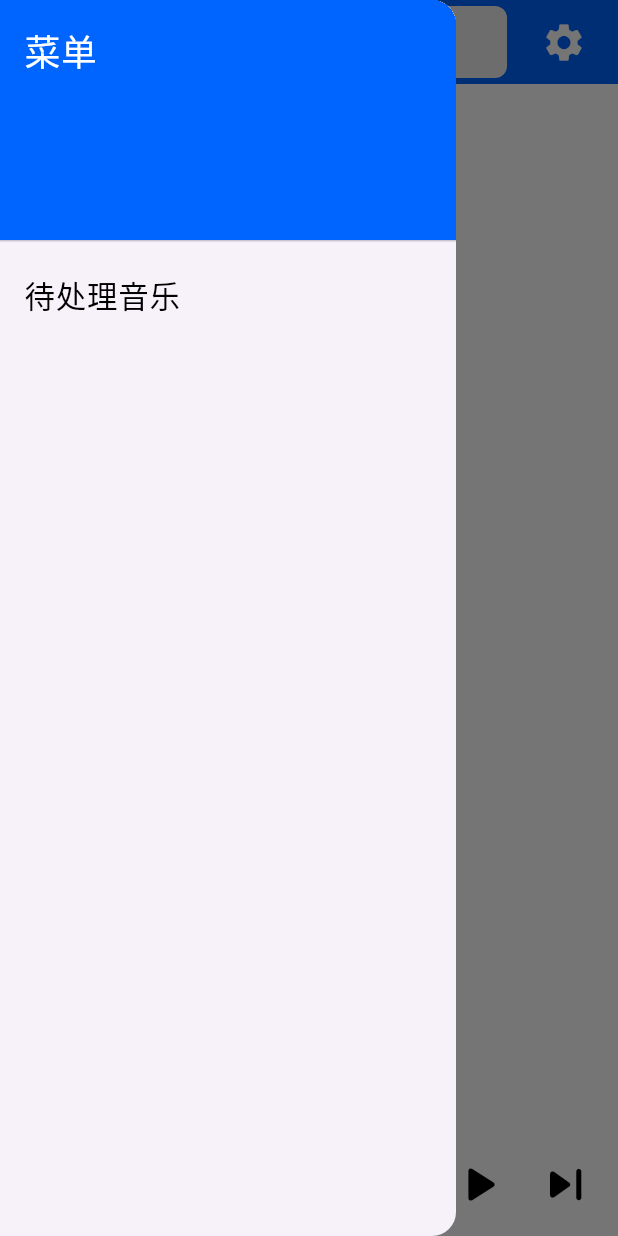
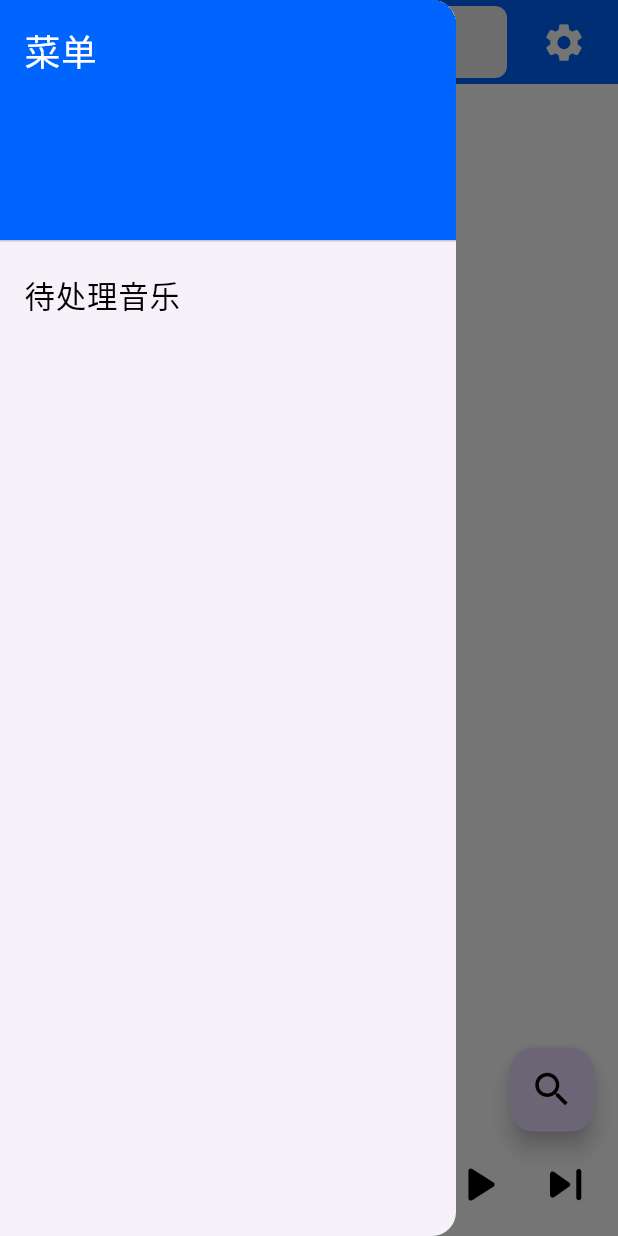
Before and after one commit to autumn-moon-py/autumn_music, a Flutter app: the screen it shows after launch, in the side drawer, after a tap on the "music note" icon, on a phone screen of 412 x 824 dp. Run offline on Flutter 3.47's test engine with Material 3 defaults, Android fonts, the phone set to English and light mode, and no system bars; our stand-ins replace audio_service, audio_video_progress_bar, audioplayers, blur, dio, flutter_easyloading and 6 more; missing offline and left inert: audio_session, flutter_background, id3tag, indexed_list_view, keframe, mini_music_visualizer and 2 more; accounts and stored records are empty.

Commit message:
feat(song): 优化歌曲列表和播放逻辑
- 修复音频中断处理
- 优化日志记录
- 新增歌曲列表动画和交互
- 改进设置页面
- 修复一些小问题

```diff
--- a/lib/common/theme.dart
+++ b/lib/common/theme.dart
@@ -8,6 +8,15 @@ class AppTheme {
             color: color,
             fontSize: size.sp,
             overflow: TextOverflow.ellipsis,
+            fontWeight: bold ? FontWeight.bold : FontWeight.normal));
+  }
+
+  static Widget nT2(String text, Color color, double size,
+      [bool bold = false]) {
+    return Text(text,
+        style: TextStyle(
+            color: color,
+            fontSize: size.sp,
             fontWeight: bold ? FontWeight.bold : FontWeight.normal));
   }
 
--- a/lib/core/manager/song_manager.dart
+++ b/lib/core/manager/song_manager.dart
@@ -24,6 +24,7 @@ class SongManager {
   static final nowSongModel = SongModel().obs;
   static List<SongModel> tempList = [];
   static int nextShuffleIndex = -1;
+  static bool autoPause = false;
 
   static AudioPlayer? get player => nowSongModel.value.player;
 
@@ -39,11 +40,31 @@ class SongManager {
       Global.log.d("没有歌曲");
       return;
     }
-    nowSongModel.value = playlist.first;
+    currentIndex.value = rdn;
+    nowSongModel.value = playlist[currentIndex.value];
     if (playMode.value == PlayMode.shuffle) {
-      nextShuffleIndex = Random().nextInt(playlist.length);
+      nextShuffleIndex = rdn;
     }
     updatePlayingWindow();
+  }
+
+  static void pause() {
+    final model = nowSongModel.value;
+    if (model.isPlaying.value) {
+      autoPause = true;
+      model.player?.pause();
+      Global.audioHandler?.setPause();
+    }
+  }
+
+  static void resume() {
+    if (!autoPause) return;
+    final model = nowSongModel.value;
+    if (!model.isPlaying.value) {
+      autoPause = false;
+      model.player?.resume();
+      Global.audioHandler?.setPlay();
+    }
   }
 
   static Future<void> getCloudSongs() async {
@@ -107,7 +128,7 @@ class SongManager {
       currentIndex.value = nextShuffleIndex;
       nowSongModel.value = playlist[currentIndex.value];
       if (playMode.value == PlayMode.shuffle) {
-        nextShuffleIndex = Random().nextInt(playlist.length);
+        nextShuffleIndex = rdn;
       }
     } else {
       updateSongAndWindow(true);
@@ -117,12 +138,12 @@ class SongManager {
 
   static void updateSongAndWindow(bool isNext) {
     if (playMode.value == PlayMode.shuffle && nextShuffleIndex == -1) {
-      nextShuffleIndex = Random().nextInt(playlist.length);
+      nextShuffleIndex = rdn;
     }
     switch (playMode.value) {
       case PlayMode.shuffle:
         currentIndex.value = nextShuffleIndex;
-        nextShuffleIndex = Random().nextInt(playlist.length);
+        nextShuffleIndex = rdn;
         break;
       case PlayMode.loop:
         currentIndex.value =
@@ -177,7 +198,7 @@ class SongManager {
     }
 
     if (playMode.value == PlayMode.shuffle) {
-      nextShuffleIndex = Random().nextInt(playlist.length);
+      nextShuffleIndex = rdn;
     } else {
       nextShuffleIndex = -1;
     }
@@ -208,4 +229,6 @@ class SongManager {
   static List<SongModel> getPendingProcessingSongs() {
     return playlist.where((element) => element.pendingProcessing).toList();
   }
+
+  static int get rdn => Random().nextInt(playlist.length - 1);
 }
--- a/lib/core/models/song_model.dart
+++ b/lib/core/models/song_model.dart
@@ -40,8 +40,8 @@ class SongModel extends HiveObject {
   bool isDisposed = false;
   bool hasError = false;
   bool isInitialized = false;
-
   bool pendingProcessing = false;
+  var isShow = false.obs;
 
   Future<void> init() async {
     if (isDisposed) {
--- a/lib/main.dart
+++ b/lib/main.dart
@@ -1,13 +1,17 @@
 import 'package:flutter/material.dart';
+import 'package:flutter_easyloading/flutter_easyloading.dart';
 import 'package:flutter_screenutil/flutter_screenutil.dart';
 import 'package:get/get.dart';
 import 'package:music/pages/home/page.dart';
 
 import 'common/global.dart';
+import 'utils/error_catch.dart';
 
 Future<void> main() async {
-  await Global.init();
-  runApp(const MyApp());
+  GlobalErrorHandler.init(() async {
+    await Global.init();
+    runApp(MyApp());
+  });
 }
 
 class MyApp extends StatelessWidget {
@@ -22,6 +26,7 @@ class MyApp extends StatelessWidget {
           debugShowCheckedModeBanner: false,
           theme: ThemeData(useMaterial3: true),
           home: const MyHomePage(),
+          builder: EasyLoading.init(),
         ));
   }
 }
--- a/lib/pages/home/page.dart
+++ b/lib/pages/home/page.dart
@@ -1,6 +1,7 @@
 import 'package:flutter/material.dart';
 import 'package:flutter_screenutil/flutter_screenutil.dart';
 import 'package:get/get.dart';
+import 'package:indexed_list_view/indexed_list_view.dart';
 import 'package:music/common/theme.dart';
 import 'package:music/core/manager/song_manager.dart';
 import 'package:music/pages/setting/page.dart';
@@ -24,6 +25,8 @@ class _MyHomePageState extends State<MyHomePage>
   @override
   bool get wantKeepAlive => true;
 
+  final controller = IndexedScrollController();
+
   Widget bottom() {
     return Obx(() {
       final model = SongManager.nowSongModel.value;
@@ -43,7 +46,7 @@ class _MyHomePageState extends State<MyHomePage>
           onPressed: () {
             model.playOrPause();
           },
-          icon: Stack(children: [
+          icon: Stack(alignment: Alignment.center, children: [
             AppTheme.nI(
                 model.isPlaying.value
                     ? Icons.pause_rounded
@@ -132,6 +135,7 @@ class _MyHomePageState extends State<MyHomePage>
                   leading: BackButton(color: Colors.white),
                 ),
                 body: SongListPage(
+                    controller: controller,
                     list: SongManager.getPendingProcessingSongs())));
           })
     ]));
@@ -142,10 +146,22 @@ class _MyHomePageState extends State<MyHomePage>
       Container(color: Colors.white),
       Obx(() {
         final list = SongManager.playlist.value;
-        return SongListPage(list: list);
+        return SongListPage(list: list, controller: controller);
       }),
       bottom().alignment(Alignment.bottomCenter),
     ]);
+  }
+
+  Widget buildFloatB() {
+    return Obx(() {
+      final show = !SongManager.nowSongModel.value.isShow.value;
+      return FloatingActionButton(
+        onPressed: () {
+          controller.jumpToIndex(SongManager.currentIndex.value);
+        },
+        child: AppTheme.nI(Icons.search, Colors.black, 25),
+      ).padding(bottom: 50.h).hide(show: show);
+    });
   }
 
   @override
@@ -155,6 +171,7 @@ class _MyHomePageState extends State<MyHomePage>
       appBar: buildAppbar(),
       drawer: buildDrawer(),
       body: buildBody(),
+      floatingActionButton: buildFloatB(),
     );
   }
 }
--- a/lib/pages/song_detail/page.dart
+++ b/lib/pages/song_detail/page.dart
@@ -28,8 +28,9 @@ class _SongDetilsPageState extends State<SongDetilsPage> {
       Spacer(),
       IconButton(
           onPressed: () async {
-            Get.bottomSheet(
-                sb().color(Colors.white).clipRRect(topLeft: 10, topRight: 10));
+            Get.bottomSheet(moreActionMenu(model)
+                .color(Colors.white)
+                .clipRRect(topLeft: 10, topRight: 10));
           },
           icon: AppTheme.nI(Icons.more_horiz, Colors.white, 25)),
     ]).padding(horizontal: 10.w);
--- a/lib/pages/song_list/page.dart
+++ b/lib/pages/song_list/page.dart
@@ -1,5 +1,6 @@
 import 'package:flutter/material.dart';
 import 'package:flutter_screenutil/flutter_screenutil.dart';
+import 'package:indexed_list_view/indexed_list_view.dart';
 import 'package:keframe/keframe.dart';
 import 'package:music/common/theme.dart';
 import 'package:music/core/models/song_model.dart';
@@ -9,7 +10,8 @@ import 'widget.dart';
 
 class SongListPage extends StatelessWidget {
   final List<SongModel> list;
-  const SongListPage({super.key, required this.list});
+  final IndexedScrollController controller;
+  const SongListPage({super.key, required this.list, required this.controller});
 
   @override
   Widget build(BuildContext context) {
@@ -17,9 +19,11 @@ class SongListPage extends StatelessWidget {
       list.isEmpty
           ? AppTheme.bk("暂无歌曲", 20).center()
           : SizeCacheWidget(
-              child: ListView.builder(
-                  padding: EdgeInsets.only(top: 10.h, bottom: 200.h),
-                  itemCount: list.length,
+              child: IndexedListView.builder(
+                  minItemCount: 0,
+                  maxItemCount: list.length - 1,
+                  controller: controller,
+                  padding: EdgeInsets.only(top: 0, bottom: 20.h),
                   itemBuilder: (c, index) {
                     return FrameSeparateWidget(
                       index: index,
--- a/lib/utils/toast.dart
+++ b/lib/utils/toast.dart
@@ -17,6 +17,7 @@ class Toast {
       String content = '内容',
       String rthBText = "确定",
       String lthBText = '取消'}) {
+    if (Get.isDialogOpen ?? false) return;
     Get.dialog(CupertinoAlertDialog(
         title: Text(title),
         content: Text(content),
--- a/pubspec.yaml
+++ b/pubspec.yaml
@@ -42,6 +42,8 @@ dependencies:
   ## 工具
   # s3
   minio: ^3.5.7
+  # 组件显示监听
+  visibility_detector: ^0.4.0+2
 
   ## UI
   # 模糊
@@ -52,6 +54,8 @@ dependencies:
   flutter_easyloading: ^3.0.5
   # 跳转列表索引
   indexed_list_view: ^4.0.0
+  # 小音频波浪
+  mini_music_visualizer: ^1.1.4
 
 dev_dependencies:
   flutter_test:
```
Also changed, not shown: lib/common/global.dart (+8 -5 lines), lib/pages/log/page.dart (added, +48 -0 lines), lib/pages/setting/page.dart (+13 -2 lines), lib/pages/song_list/widget.dart (+30 -4 lines), lib/utils/error_catch.dart (added, +33 -0 lines), pubspec.lock.
